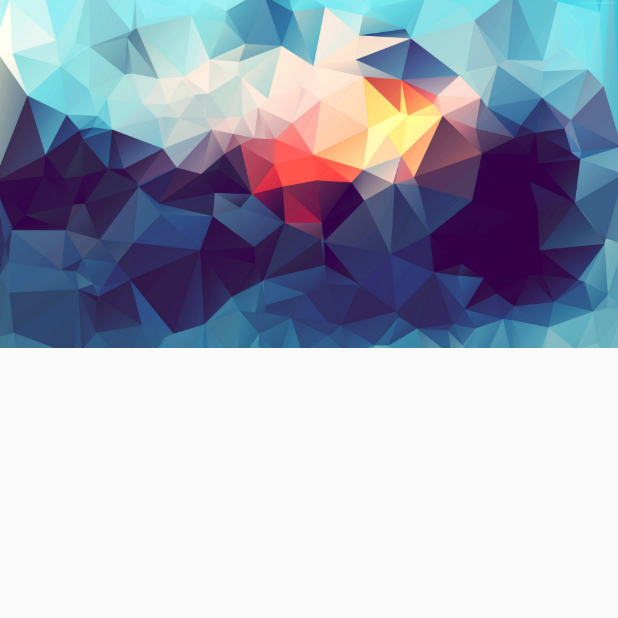
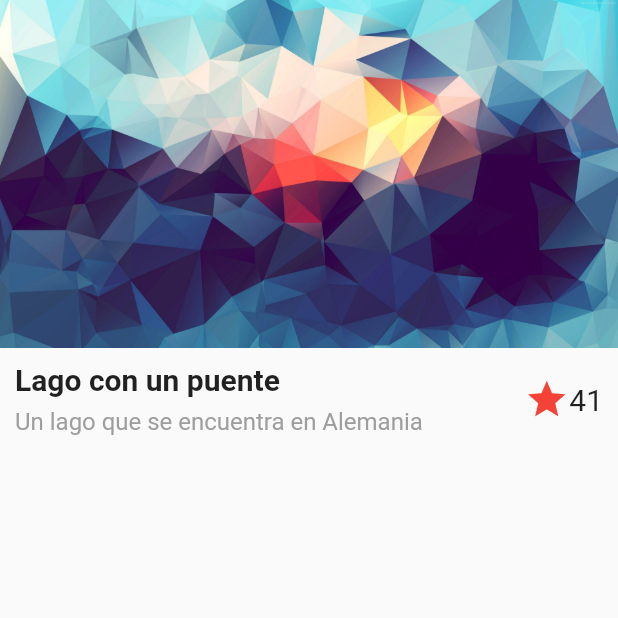
Before and after one commit to e-melara/flutter_desing, a Flutter app: the screen it shows after launch, on a phone screen of 412 x 824 dp, the top half of it. Run offline on Flutter 3.47's test engine with Material 2 defaults, Android fonts, the phone set to English and light mode, and no system bars.

Commit message:
Titulo header

```diff
--- a/lib/src/page/Basico/basico_page.dart
+++ b/lib/src/page/Basico/basico_page.dart
@@ -6,6 +6,28 @@ class BasicoPage extends StatelessWidget {
 
   @override
   Widget build(BuildContext context) {
+    final textWidget = Container(
+      padding: EdgeInsets.all(10.0),
+      child: Row(
+        children: <Widget>[
+          Expanded(
+            child: Column(
+              crossAxisAlignment: CrossAxisAlignment.start,
+              children: <Widget>[
+                Text('Lago con un puente', style: styleTitle),
+                SizedBox(height: 7.0),
+                Text(
+                  'Un lago que se encuentra en Alemania',
+                  style: styleSubTitle,
+                )
+              ],
+            ),
+          ),
+          Icon(Icons.star, size: 30.0, color: Colors.red),
+          Text('41', style: TextStyle(fontSize: 20.0)),
+        ],
+      ),
+    );
     return Scaffold(
       body: Column(
         children: <Widget>[
@@ -15,6 +37,7 @@ class BasicoPage extends StatelessWidget {
               'assets/img/image.jpg',
             ),
           ),
+          textWidget,
         ],
       ),
     );
```
